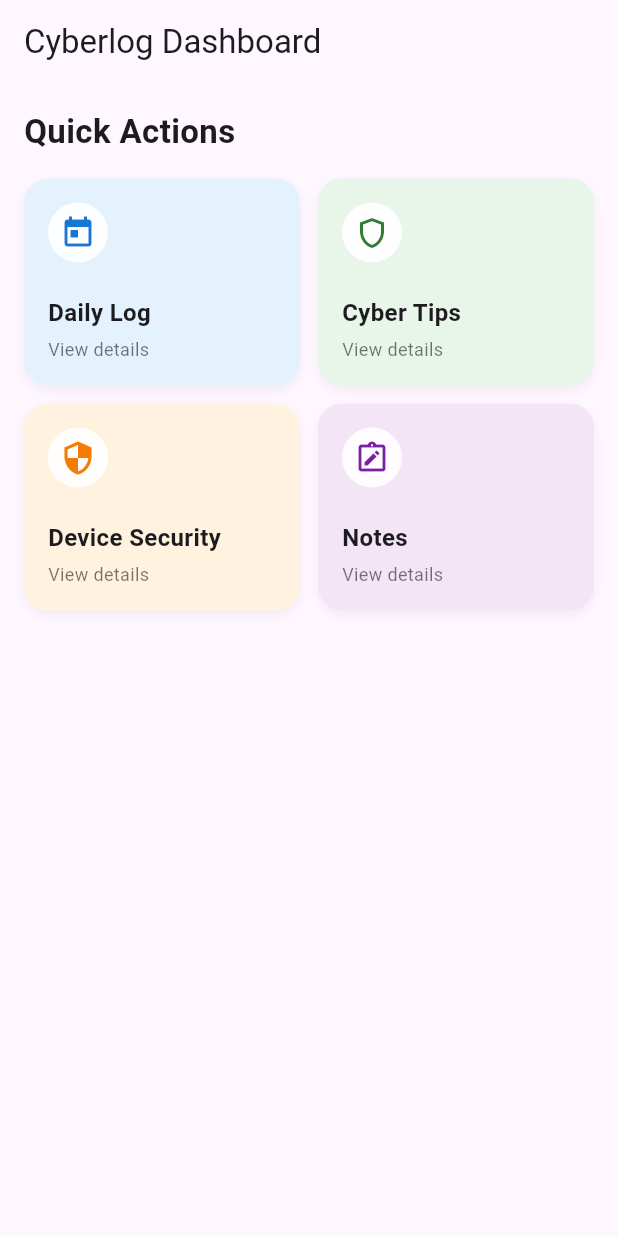
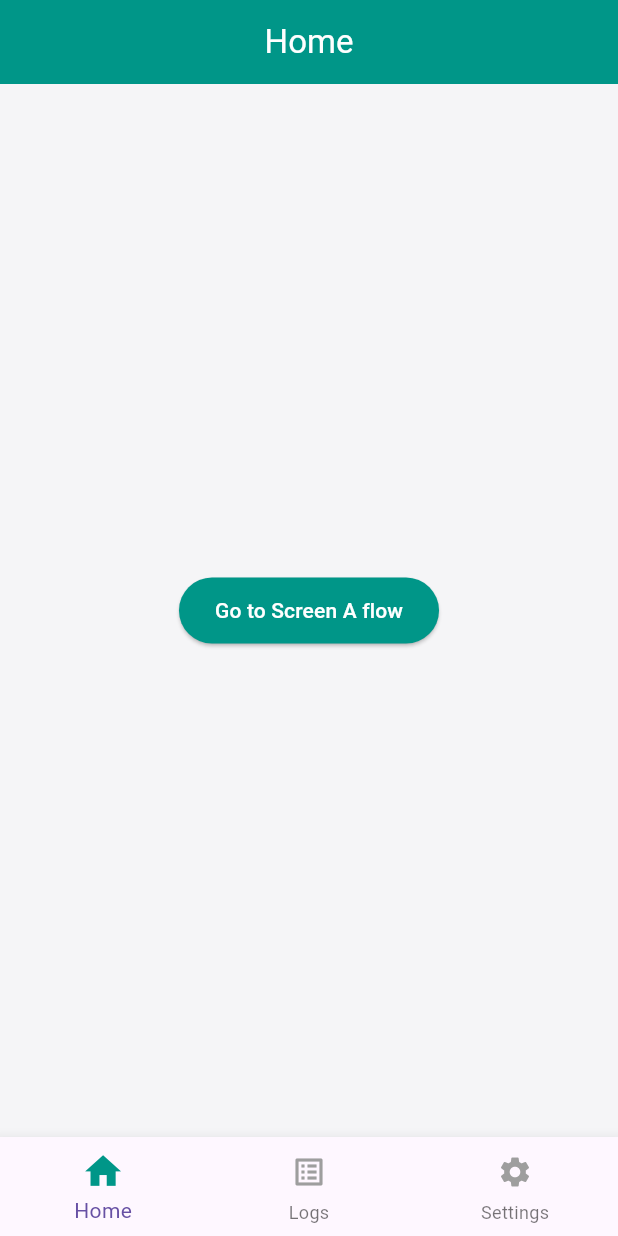
Before and after one commit to BOOPATB/cyberlog, a Flutter app: the screen it shows after launch, on a phone screen of 412 x 824 dp. Run offline on Flutter 3.47's test engine with Material 3 defaults, Android fonts, the light colour scheme and no system bars.

Commit message:
update to the dashboard

```diff
--- a/lib/main.dart
+++ b/lib/main.dart
@@ -1,66 +1,132 @@
 import 'package:flutter/material.dart';
 
-void main() {
-  runApp(const DashboardApp());
+// ---------- Custom slide route ----------
+Route createSlideRoute(Widget page) {
+  return PageRouteBuilder(
+    pageBuilder: (context, animation, secondaryAnimation) => page,
+    transitionsBuilder: (context, animation, secondaryAnimation, child) {
+      const begin = Offset(1.0, 0.0); // from right
+      const end = Offset.zero;
+      const curve = Curves.easeInOut;
+
+      final tween = Tween(begin: begin, end: end).chain(
+        CurveTween(curve: curve),
+      );
+
+      return SlideTransition(
+        position: animation.drive(tween),
+        child: child,
+      );
+    },
+  );
 }
 
-class DashboardApp extends StatelessWidget {
-  const DashboardApp({super.key});
+void main() {
+  runApp(const MyApp());
+}
+
+// ---------- App + Bottom Navigation Root ----------
+class MyApp extends StatelessWidget {
+  const MyApp({super.key});
 
   @override
   Widget build(BuildContext context) {
     return MaterialApp(
-      home: Scaffold(
-        appBar: AppBar(
-          title: const Text('Cyberlog Dashboard'),
+      debugShowCheckedModeBanner: false,
+      title: 'Bottom Nav + Custom Routes',
+      theme: ThemeData(
+        scaffoldBackgroundColor: const Color(0xFFF5F5F7),
+        appBarTheme: const AppBarTheme(
+          backgroundColor: Colors.teal,
+          foregroundColor: Colors.white,
+          centerTitle: true,
+          elevation: 0,
         ),
-        body: Padding(
-          padding: const EdgeInsets.all(16),
-          child: Column(
-            crossAxisAlignment: CrossAxisAlignment.stretch,
-            children: [
-              const Text(
-                'Quick Actions',
-                style: TextStyle(fontSize: 22, fontWeight: FontWeight.bold),
-              ),
-              const SizedBox(height: 16),
+        elevatedButtonTheme: ElevatedButtonThemeData(
+          style: ElevatedButton.styleFrom(
+            backgroundColor: Colors.teal,
+            foregroundColor: Colors.white,
+            padding: const EdgeInsets.symmetric(horizontal: 24, vertical: 12),
+            shape: RoundedRectangleBorder(
+              borderRadius: BorderRadius.circular(24),
+            ),
+          ),
+        ),
+      ),
+      home: const RootScreen(),
+    );
+  }
+}
 
-              // 2-column GridView with 4 placeholder cards
-              Expanded(
-                child: GridView.count(
-                  crossAxisCount: 2,          // two columns
-                  mainAxisSpacing: 12,
-                  crossAxisSpacing: 12,
-                  childAspectRatio: 4 / 3,    // tweak height
-                  children: const [
-                    _DashboardCard(
-                      title: 'Daily Log',
-                      icon: Icons.today,
-                      bgColor: Color(0xFFE3F2FD),  // light blue
-                      iconColor: Color(0xFF1976D2),
-                    ),
-                    _DashboardCard(
-                      title: 'Cyber Tips',
-                      icon: Icons.shield_outlined,
-                      bgColor: Color(0xFFE8F5E9),  // light green
-                      iconColor: Color(0xFF2E7D32),
-                    ),
-                    _DashboardCard(
-                      title: 'Device Security',
-                      icon: Icons.security,
-                      bgColor: Color(0xFFFFF3E0),  // light orange
-                      iconColor: Color(0xFFF57C00),
-                    ),
-                    _DashboardCard(
-                      title: 'Notes',
-                      icon: Icons.note_alt_outlined,
-                      bgColor: Color(0xFFF3E5F5),  // light purple
-                      iconColor: Color(0xFF7B1FA2),
-                    ),
-                  ],
-                ),
-              ),
-            ],
+class RootScreen extends StatefulWidget {
+  const RootScreen({super.key});
+
+  @override
+  State<RootScreen> createState() => _RootScreenState();
+}
+
+class _RootScreenState extends State<RootScreen> {
+  int _currentIndex = 0;
+
+  final List<Widget> _pages = const [
+    HomePage(),
+    LogsPage(),
+    SettingsPage(),
+  ];
+
+  @override
+  Widget build(BuildContext context) {
+    String title;
+    switch (_currentIndex) {
+      case 0:
+        title = 'Home';
+        break;
+      case 1:
+        title = 'Logs';
+        break;
+      default:
+        title = 'Settings';
+    }
+
+    return Scaffold(
+      appBar: AppBar(title: Text(title)),
+      body: _pages[_currentIndex],
+      bottomNavigationBar: BottomNavigationBar(
+        currentIndex: _currentIndex,
+        onTap: (index) {
+          setState(() {
+            _currentIndex = index;
+          });
+        },
+        showUnselectedLabels: true,
+        items: [
+          _animatedBarItem(icon: Icons.home, label: 'Home', index: 0),
+          _animatedBarItem(icon: Icons.list_alt, label: 'Logs', index: 1),
+          _animatedBarItem(icon: Icons.settings, label: 'Settings', index: 2),
+        ],
+      ),
+    );
+  }
+
+  // Animated BottomNavigationBarItem helper
+  BottomNavigationBarItem _animatedBarItem({
+    required IconData icon,
+    required String label,
+    required int index,
+  }) {
+    final bool selected = _currentIndex == index;
+
+    return BottomNavigationBarItem(
+      label: label,
+      icon: AnimatedContainer(
+        duration: const Duration(milliseconds: 200),
+        curve: Curves.easeInOut,
+        padding: const EdgeInsets.all(4),
+        child: Transform.scale(
+          scale: selected ? 1.2 : 1.0, // zoom selected icon a bit
+          child: Icon(
+            icon,
+            color: selected ? Colors.teal : Colors.grey,
           ),
         ),
       ),
@@ -68,68 +134,128 @@ class DashboardApp extends StatelessWidget {
   }
 }
 
-// Reusable card widget with Container + BoxDecoration
-class _DashboardCard extends StatelessWidget {
-  final String title;
-  final IconData icon;
-  final Color bgColor;
-  final Color iconColor;
+// ---------- Tab pages ----------
 
-  const _DashboardCard({
-    required this.title,
-    required this.icon,
-    required this.bgColor,
-    required this.iconColor,
-  });
+class HomePage extends StatelessWidget {
+  const HomePage({super.key});
 
   @override
   Widget build(BuildContext context) {
-    return Container(
-      decoration: BoxDecoration(
-        color: bgColor,
-        borderRadius: BorderRadius.circular(16), // smooth corners
-        boxShadow: [
-          BoxShadow(
-            color: Colors.black.withOpacity(0.05),
-            blurRadius: 6,
-            offset: const Offset(0, 3),
-          ),
-        ],
-      ),
-      padding: const EdgeInsets.all(16),
-      child: Column(
-        crossAxisAlignment: CrossAxisAlignment.start,
-        children: [
-          Container(
-            padding: const EdgeInsets.all(8),
-            decoration: BoxDecoration(
-              color: Colors.white.withOpacity(0.9),
-              shape: BoxShape.circle,
-            ),
-            child: Icon(
-              icon,
-              color: iconColor,
-              size: 24,
-            ),
-          ),
-          const Spacer(),
-          Text(
-            title,
-            style: const TextStyle(
-              fontSize: 16,
-              fontWeight: FontWeight.w600,
-            ),
-          ),
-          const SizedBox(height: 4),
-          const Text(
-            'View details',
-            style: TextStyle(
-              fontSize: 12,
-              color: Colors.black54,
-            ),
-          ),
-        ],
+    return Center(
+      child: ElevatedButton(
+        onPressed: () {
+          Navigator.of(context).push(
+            createSlideRoute(const ScreenA()),
+          );
+        },
+        child: const Text('Go to Screen A flow'),
       ),
     );
   }
 }
+
+class LogsPage extends StatelessWidget {
+  const LogsPage({super.key});
+
+  @override
+  Widget build(BuildContext context) {
+    return const Center(
+      child: Text('Logs page content here'),
+    );
+  }
+}
+
+class SettingsPage extends StatelessWidget {
+  const SettingsPage({super.key});
+
+  @override
+  Widget build(BuildContext context) {
+    return const Center(
+      child: Text('Settings page content here'),
+    );
+  }
+}
+
+// ---------- Original screens with slide navigation ----------
+
+class ScreenA extends StatelessWidget {
+  const ScreenA({super.key});
+
+  @override
+  Widget build(BuildContext context) {
+    return Scaffold(
+      appBar: AppBar(title: const Text('ScreenA')),
+      body: Center(
+        child: Column(
+          mainAxisAlignment: MainAxisAlignment.center,
+          children: [
+            const Text('this is screen A'),
+            const SizedBox(height: 16),
+            ElevatedButton(
+              onPressed: () {
+                Navigator.of(context).push(
+                  createSlideRoute(const ScreenB()),
+                );
+              },
+              child: const Text('go to screenB'),
+            ),
+          ],
+        ),
+      ),
+    );
+  }
+}
+
+class ScreenB extends StatelessWidget {
+  const ScreenB({super.key});
+
+  @override
+  Widget build(BuildContext context) {
+    return Scaffold(
+      appBar: AppBar(title: const Text('ScreenB')),
+      body: Center(
+        child: Column(
+          mainAxisAlignment: MainAxisAlignment.center,
+          children: [
+            const Text('this is screen b'),
+            const SizedBox(height: 16),
+            ElevatedButton(
+              onPressed: () {
+                Navigator.of(context).push(
+                  createSlideRoute(const ScreenC()),
+                );
+              },
+              child: const Text('go to screenC'),
+            ),
+          ],
+        ),
+      ),
+    );
+  }
+}
+
+class ScreenC extends StatelessWidget {
+  const ScreenC({super.key});
+
+  @override
+  Widget build(BuildContext context) {
+    return Scaffold(
+      appBar: AppBar(title: const Text('ScreenC')),
+      body: Center(
+        child: Column(
+          mainAxisAlignment: MainAxisAlignment.center,
+          children: [
+            const Text('this is screen C'),
+            const SizedBox(height: 16),
+            ElevatedButton(
+              onPressed: () {
+                Navigator.pop(context);
+              },
+              child: const Text('back to pavilion'),
+            ),
+          ],
+        ),
+      ),
+    );
+  }
+}
```
